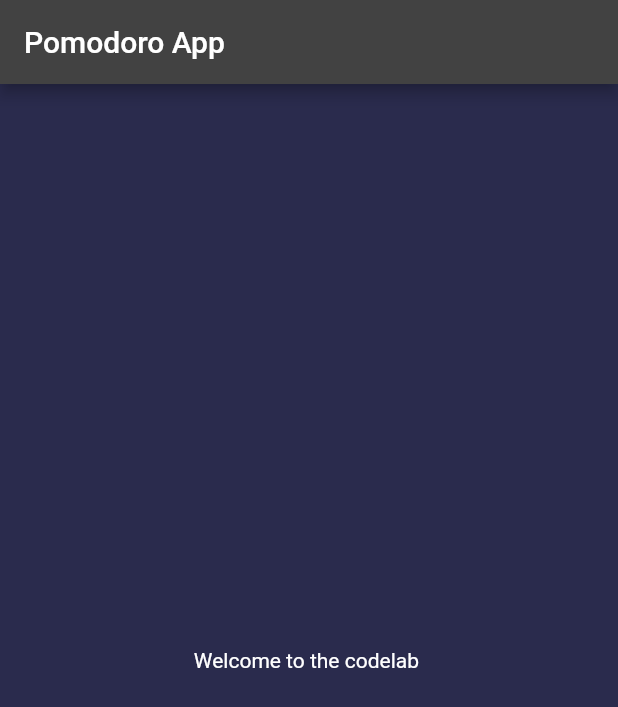
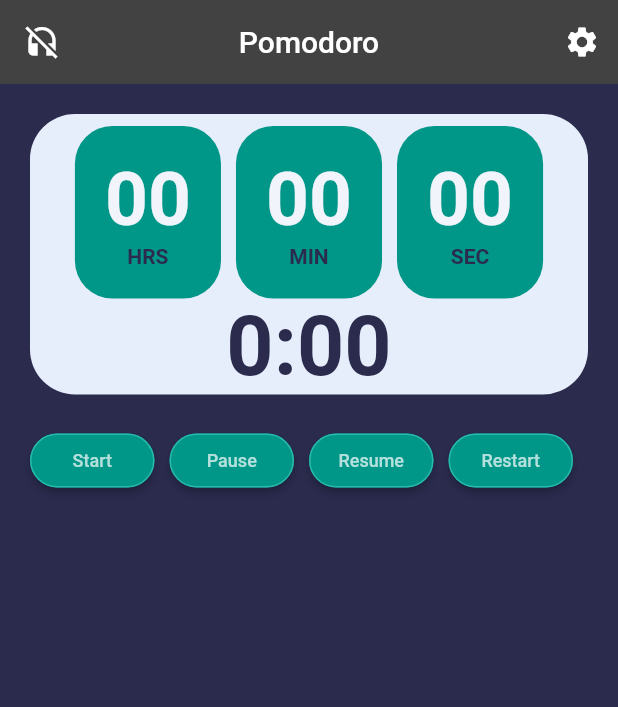
Before and after one commit to sumithpdd/pomodoro_app, a Flutter app: the screen it shows after launch, on a phone screen of 412 x 824 dp. Shown: the top 707 px of the screen. Run offline on Flutter 3.47's test engine with Material 2 defaults, Android fonts, the phone set to English and light mode, and no system bars; Roboto replaces fonts that are missing (Quicksand-Variable).

Commit message:
Working home screen with label countdown

```diff
--- a/pomodoro_app/lib/main.dart
+++ b/pomodoro_app/lib/main.dart
@@ -1,6 +1,7 @@
 import 'package:flutter/material.dart';
 
 import 'helpers/app_constants.dart';
+import 'screens/home_page.dart';
 
 void main() {
   runApp(const MyApp());
@@ -12,7 +13,6 @@ class MyApp extends StatelessWidget {
   @override
   Widget build(BuildContext context) {
     return MaterialApp(
-      title: 'Flutter Demo',
       debugShowCheckedModeBanner: false,
       theme: ThemeData(
         brightness: Brightness.dark,
@@ -20,37 +20,7 @@ class MyApp extends StatelessWidget {
         primaryColor: kPrimaryColor,
         fontFamily: 'Quicksand-Variable',
       ),
-      home: const MyHomePage(title: 'Pomodoro App'),
+      home: const HomePage(),
     );
   }
 }
-
-class MyHomePage extends StatefulWidget {
-  const MyHomePage({Key? key, required this.title}) : super(key: key);
-
-  final String title;
-
-  @override
-  State<MyHomePage> createState() => _MyHomePageState();
-}
-
-class _MyHomePageState extends State<MyHomePage> {
-  @override
-  Widget build(BuildContext context) {
-    return Scaffold(
-      appBar: AppBar(
-        title: Text(widget.title),
-      ),
-      body: Center(
-        child: Column(
-          mainAxisAlignment: MainAxisAlignment.center,
-          children: <Widget>[
-            const Text(
-              'Welcome to the codelab ',
-            ),
-          ],
-        ),
-      ),
-    );
-  }
-}
--- /dev/null
+++ b/pomodoro_app/lib/screens/home_page.dart
@@ -0,0 +1,130 @@
+// ignore_for_file: prefer_const_constructors
+
+import 'package:flutter/material.dart';
+import '../helpers/app_constants.dart';
+import '../widgets/action_button.dart';
+import '../widgets/label_countdown_timer.dart';
+
+class HomePage extends StatefulWidget {
+  const HomePage({Key? key}) : super(key: key);
+
+  @override
+  _HomePageState createState() => _HomePageState();
+}
+
+class _HomePageState extends State<HomePage> {
+  final LabelCountDownTimerController _labelClockController =
+      LabelCountDownTimerController();
+
+  var _durationInSecond = 0;
+
+  @override
+  void initState() {
+    // TODO: implement initState
+    super.initState();
+    _durationInSecond = 10 * 60;
+  }
+
+  @override
+  Widget build(BuildContext context) {
+    // Half Screen Dimensions
+    final double height = MediaQuery.of(context).size.height / 4;
+    final double width = MediaQuery.of(context).size.width / 4;
+
+    LabelCountdownTimer labelClock = LabelCountdownTimer(
+      controller: _labelClockController,
+      duration: _durationInSecond,
+      autoStart: false,
+      isReverse: true,
+      textStyle: kBigLableTextStyle,
+      onComplete: () {},
+    );
+
+    return Scaffold(
+      appBar: AppBar(
+        elevation: 0.0,
+        leading: IconButton(
+          onPressed: () {},
+          icon: Icon(Icons.headset_off),
+        ),
+        title: Text('Pomodoro'),
+        centerTitle: true,
+        actions: [
+          IconButton(
+            onPressed: () {},
+            icon: Icon(Icons.settings),
+          ),
+        ],
+      ),
+      body: Padding(
+        padding: const EdgeInsets.all(10.0),
+        child: Column(
+          children: <Widget>[
+            //bottom Panel
+            Padding(
+              padding: const EdgeInsets.all(10.0),
+              child: Container(
+                width: double.infinity,
+                decoration: BoxDecoration(
+                    color: kBackgroundColor,
+                    borderRadius: BorderRadius.all(
+                      Radius.circular(30.0),
+                    )),
+                child: Padding(
+                  padding: const EdgeInsets.only(top: 8.0),
+                  child: labelClock,
+                ),
+              ),
+            ),
+            Padding(
+              padding: const EdgeInsets.all(10.0),
+              child: Column(
+                crossAxisAlignment: CrossAxisAlignment.center,
+                children: [
+                  Row(
+                    mainAxisAlignment: MainAxisAlignment.center,
+                    children: [
+                      ActionButton(
+                          title: "Start",
+                          onPressed: () {
+                            _labelClockController.start();
+                          }),
+                      SizedBox(
+                        width: 10,
+                      ),
+                      ActionButton(
+                          title: "Pause",
+                          onPressed: () {
+                            _labelClockController.pause();
+                          }),
+                      SizedBox(
+                        width: 10,
+                      ),
+                      ActionButton(
+                          title: "Resume",
+                          onPressed: () {
+                            _labelClockController.resume();
+                          }),
+                      SizedBox(
+                        width: 10,
+                      ),
+                      ActionButton(
+                          title: "Restart",
+                          onPressed: () {
+                            _labelClockController.restart(
+                                duration: _durationInSecond);
+                          }),
+                      SizedBox(
+                        width: 10,
+                      ),
+                    ],
+                  ),
+                ],
+              ),
+            )
+          ],
+        ),
+      ),
+    );
+  }
+}
--- /dev/null
+++ b/pomodoro_app/lib/widgets/action_button.dart
@@ -0,0 +1,28 @@
+import 'package:flutter/material.dart';
+
+import '../helpers/app_constants.dart';
+
+class ActionButton extends StatelessWidget {
+  final String title;
+  final VoidCallback? onPressed;
+  const ActionButton({Key? key, required this.title, this.onPressed})
+      : super(key: key);
+
+  @override
+  Widget build(BuildContext context) {
+    return Expanded(
+        child: ElevatedButton(
+            child: Text(title, style: const TextStyle(fontSize: 12)),
+            style: ButtonStyle(
+                foregroundColor:
+                    MaterialStateProperty.all<Color>(kSecondaryLabelColor),
+                backgroundColor:
+                    MaterialStateProperty.all<Color>(kbuttonBackgoundColor),
+                shape: MaterialStateProperty.all<RoundedRectangleBorder>(
+                    RoundedRectangleBorder(
+                        borderRadius: BorderRadius.circular(20),
+                        side: const BorderSide(
+                            color: kbuttonBorderBackgoundColor)))),
+            onPressed: onPressed));
+  }
+}
--- /dev/null
+++ b/pomodoro_app/lib/widgets/label_countdown_timer.dart
@@ -0,0 +1,261 @@
+import 'package:flutter/material.dart';
+
+import '../helpers/app_constants.dart';
+import 'label_text.dart';
+
+class LabelCountdownTimer extends StatefulWidget {
+  /// Text Style for Countdown Text.
+  final TextStyle? textStyle;
+
+  /// This Callback will execute when the Countdown Ends.
+  final VoidCallback? onComplete;
+
+  /// This Callback will execute when the Countdown Starts.
+  final VoidCallback? onStart;
+
+  /// Handles Countdown Timer (true for Reverse Countdown (max to 0), false for Forward Countdown (0 to max)).
+  final bool isReverse;
+
+  /// Countdown duration in Seconds.
+  final int duration;
+
+  /// Countdown initial elapsed Duration in Seconds.
+  final int initialDuration;
+
+  /// Handles the timer start.
+  final bool autoStart;
+
+  /// Format for the Countdown Text.
+  final String? textFormat;
+
+  /// Controls (i.e Start, Pause, Resume, Restart) the Countdown Timer.
+  final LabelCountDownTimerController? controller;
+
+  const LabelCountdownTimer({
+    Key? key,
+    required this.textStyle,
+    required this.duration,
+    required this.controller,
+    this.initialDuration = 0,
+    this.isReverse = false,
+    this.autoStart = true,
+    this.onStart,
+    required this.onComplete,
+    this.textFormat,
+  }) : super(key: key);
+
+  @override
+  LabelCountdownTimerState createState() => LabelCountdownTimerState();
+}
+
+class LabelCountdownTimerState extends State<LabelCountdownTimer>
+    with TickerProviderStateMixin {
+  AnimationController? _controller;
+  Animation<double>? animation;
+
+  void _setController() {
+    widget.controller?._state = this;
+    widget.controller?._isReverse = widget.isReverse;
+    widget.controller?._initialDuration = widget.initialDuration;
+    widget.controller?._duration = widget.duration;
+
+    if (widget.initialDuration > 0 && widget.autoStart) {
+      if (widget.isReverse) {
+        _controller?.value = 1 - (widget.initialDuration / widget.duration);
+      } else {
+        _controller?.value = (widget.initialDuration / widget.duration);
+      }
+
+      widget.controller?.start();
+    }
+  }
+
+  void _setAnimation() {
+    if (widget.autoStart) {
+      if (widget.isReverse) {
+        _controller!.reverse(from: 1);
+      } else {
+        _controller!.forward();
+      }
+    }
+  }
+
+  String _getTime(Duration duration) {
+    // For HH:mm:ss format
+    if (widget.textFormat == CountdownTextFormat.HH_MM_SS) {
+      return '${duration.inHours.toString().padLeft(2, '0')}:${(duration.inMinutes % 60).toString().padLeft(2, '0')}:${(duration.inSeconds % 60).toString().padLeft(2, '0')}';
+    }
+    // For mm:ss format
+    else if (widget.textFormat == CountdownTextFormat.MM_SS) {
+      return '${(duration.inMinutes % 60).toString().padLeft(2, '0')}:${(duration.inSeconds % 60).toString().padLeft(2, '0')}';
+    }
+    // For ss format
+    else if (widget.textFormat == CountdownTextFormat.SS) {
+      return (duration.inSeconds).toString().padLeft(2, '0');
+    }
+    // For s format
+    else if (widget.textFormat == CountdownTextFormat.S) {
+      return '${(duration.inSeconds)}';
+    } else {
+      // Default format
+      return _defaultFormat(duration);
+    }
+  }
+
+  _defaultFormat(Duration duration) {
+    if (duration.inHours != 0) {
+      return '${duration.inHours.toString().padLeft(2, '0')}:${(duration.inMinutes % 60).toString().padLeft(2, '0')}:${(duration.inSeconds % 60).toString().padLeft(2, '0')}';
+    } else if (duration.inMinutes != 0) {
+      return '${(duration.inMinutes % 60).toString().padLeft(2, '0')}:${(duration.inSeconds % 60).toString().padLeft(2, '0')}';
+    } else {
+      return '${duration.inSeconds % 60}';
+    }
+  }
+
+  String get timerString {
+    Duration duration = _controller!.duration! * _controller!.value;
+
+    return '${duration.inMinutes}:${(duration.inSeconds % 60).toString().padLeft(2, '0')}';
+  }
+
+  String get hrLabel {
+    Duration duration = _controller!.duration! * _controller!.value;
+    return duration.inHours.toString().padLeft(2, '0');
+  }
+
+  String get minLabel {
+    Duration duration = _controller!.duration! * _controller!.value;
+    return duration.inMinutes.toString().padLeft(2, '0');
+  }
+
+  String get secLabel {
+    Duration duration = _controller!.duration! * _controller!.value;
+    return (duration.inSeconds % 60).toString().padLeft(2, '0');
+  }
+
+  void _onStart() {
+    if (widget.onStart != null) widget.onStart!();
+  }
+
+  void _onComplete() {
+    if (widget.onComplete != null) widget.onComplete!();
+  }
+
+  @override
+  void initState() {
+    super.initState();
+    _controller = AnimationController(
+        duration: Duration(seconds: widget.duration), vsync: this);
+    animation = CurvedAnimation(parent: _controller!, curve: Curves.easeIn);
+    _controller!.addStatusListener((status) {
+      switch (status) {
+        case AnimationStatus.forward:
+          _onStart();
+          break;
+
+        case AnimationStatus.reverse:
+          _onStart();
+          break;
+
+        case AnimationStatus.dismissed:
+          _onComplete();
+          break;
+        case AnimationStatus.completed:
+
+          /// [AnimationController]'s value is manually set to [1.0] that's why [AnimationStatus.completed] is invoked here this animation is [isReverse]
+          /// Only call the [_onComplete] block when the animation is not reversed.
+          if (!widget.isReverse) _onComplete();
+          break;
+        default:
+        // Do nothing
+      }
+    });
+
+    _setAnimation();
+    _setController();
+  }
+
+  @override
+  Widget build(BuildContext context) {
+    return AnimatedBuilder(
+        animation: _controller!,
+        builder: (BuildContext context, Widget? child) {
+          return Column(
+            children: [
+              Row(
+                mainAxisAlignment: MainAxisAlignment.center,
+                children: <Widget>[
+                  LabelText(label: 'HRS', value: hrLabel),
+                  LabelText(label: 'MIN', value: minLabel),
+                  LabelText(label: 'SEC', value: secLabel),
+                ],
+              ),
+              Text(
+                timerString,
+                textAlign: TextAlign.center,
+                style: widget.textStyle,
+              ),
+            ],
+          );
+        });
+  }
+}
+
+/// Controls (i.e Start, Pause, Resume, Restart) the Countdown Timer.
+class LabelCountDownTimerController {
+  late LabelCountdownTimerState _state;
+  late bool _isReverse;
+  int? _initialDuration, _duration;
+
+  /// This Method Starts the Countdown Timer
+  void start() {
+    if (_isReverse) {
+      _state._controller?.reverse(
+          from:
+              _initialDuration == 0 ? 1 : 1 - (_initialDuration! / _duration!));
+    } else {
+      _state._controller?.forward(
+          from: _initialDuration == 0 ? 0 : (_initialDuration! / _duration!));
+    }
+  }
+
+  /// This Method Pauses the Countdown Timer
+  void pause() {
+    _state._controller?.stop(canceled: false);
+  }
+
+  /// This Method stops the Countdown Timer
+  void stop() {
+    _state._controller?.stop(canceled: true);
+  }
+
+  /// This Method Resumes the Countdown Timer
+  void resume() {
+    if (_isReverse) {
+      _state._controller?.reverse(from: _state._controller!.value);
+    } else {
+      _state._controller?.forward(from: _state._controller!.value);
+    }
+  }
+
+  /// This Method Restarts the Countdown Timer,
+  /// Here optional int parameter **duration** is the updated duration for countdown timer
+
+  void restart({int? duration}) {
+    _state._controller!.duration =
+        Duration(seconds: duration ?? _state._controller!.duration!.inSeconds);
+    if (_isReverse) {
+      _state._controller?.reverse(from: 1);
+    } else {
+      _state._controller?.forward(from: 0);
+    }
+  }
+
+  /// This Method returns the **Current Time** of Countdown Timer i.e
+  /// Time Used in terms of **Forward Countdown** and Time Left in terms of **Reverse Countdown**
+
+  String getTime() {
+    return _state
+        ._getTime(_state._controller!.duration! * _state._controller!.value);
+  }
+}
--- /dev/null
+++ b/pomodoro_app/lib/widgets/label_text.dart
@@ -0,0 +1,43 @@
+// ignore_for_file: prefer_const_constructors_in_immutables, prefer_const_constructors
+
+import 'package:flutter/material.dart';
+
+import '../helpers/app_constants.dart';
+
+class LabelText extends StatelessWidget {
+  LabelText({Key? key, this.label, this.value}) : super(key: key);
+
+  final String? label;
+  final String? value;
+
+  @override
+  Widget build(BuildContext context) {
+    return Container(
+      margin: EdgeInsets.symmetric(horizontal: 5),
+      padding: EdgeInsets.all(20),
+      decoration: BoxDecoration(
+        borderRadius: BorderRadius.circular(25),
+        color: kbuttonBackgoundColor,
+      ),
+      child: Column(
+        mainAxisSize: MainAxisSize.min,
+        children: <Widget>[
+          Text(
+            '$value',
+            style: TextStyle(
+                color: kPrimaryLabelColor,
+                fontSize: 50,
+                fontWeight: FontWeight.bold),
+          ),
+          Text(
+            '$label',
+            style: TextStyle(
+              color: kSecondaryColor,
+              fontWeight: FontWeight.bold,
+            ),
+          ),
+        ],
+      ),
+    );
+  }
+}
```
Also changed, not shown: 1 other file.
